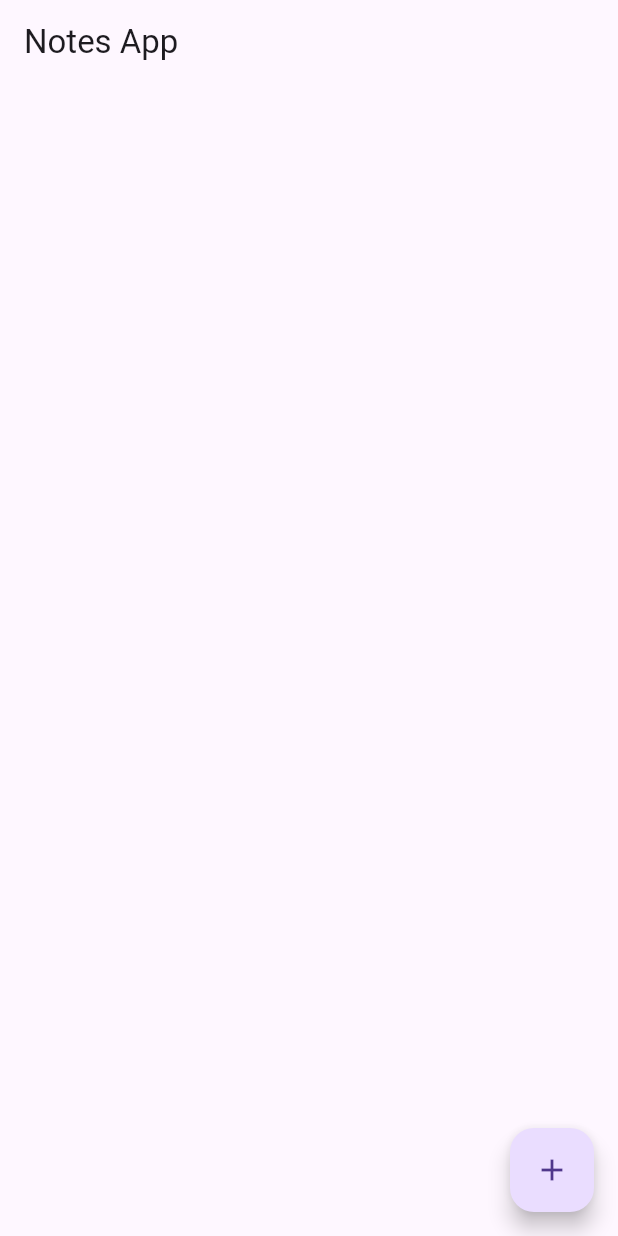
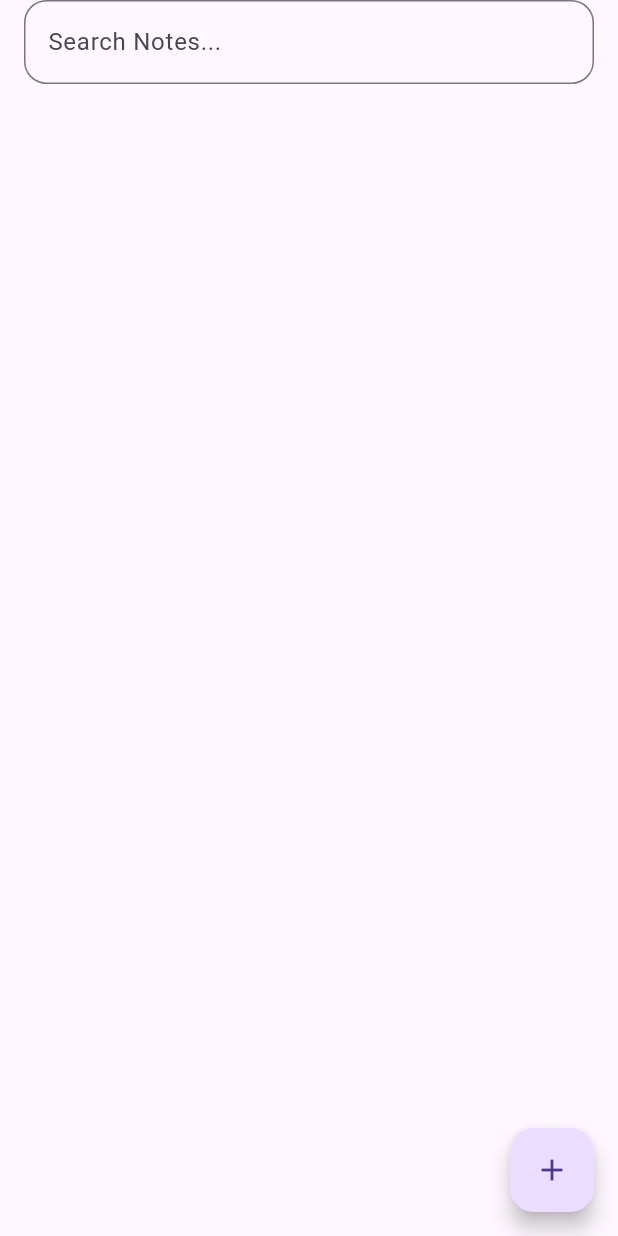
Before and after one commit to Euniceadu/notes_app, a Flutter app: the screen it shows after launch, on a phone screen of 412 x 824 dp. Run offline on Flutter 3.47's test engine with Material 3 defaults, Android fonts, the phone set to English and light mode, and no system bars.

Commit message:
added search bar to home screen

```diff
--- a/lib/screens/home_screen.dart
+++ b/lib/screens/home_screen.dart
@@ -22,7 +22,14 @@ class _HomeScreenState extends State<HomeScreen> {
     return MaterialApp(
       title: '',
       home: Scaffold(
-      appBar: AppBar(title: const Text('Notes App'),),
+      appBar: AppBar(
+        title: TextField(
+          decoration: InputDecoration(
+            hintText: 'Search Notes...',
+            border: OutlineInputBorder(borderRadius: BorderRadius.all(Radius.circular(15)))
+          ),
+        )
+      ),
       body: ListView(
         children: [
           for(var item in noteList)
```
